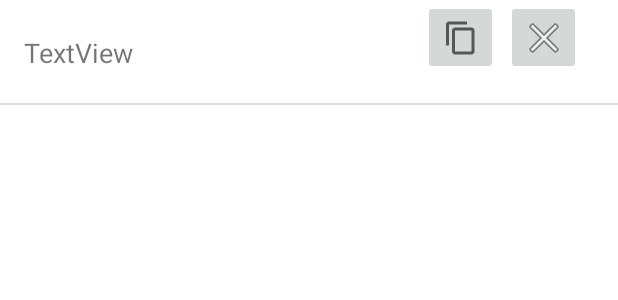
After one commit to mariogoilss/SmartWaiter, an Android app: the layout card_tables_item.xml on its own in the app's theme, with its tools: preview values and no code run, on a phone screen of 412 x 824 dp. The commit adds this screen. Shown: the top 300 px of the screen. Run offline under Robolectric (Android 15) with nearby library versions, the phone set to English and light mode, and no system bars.

Commit message:
CMT 29/11 16:41

```diff
--- a/app/src/main/java/com/example/smartwaiter/inteface/SaleItem.kt
+++ b/app/src/main/java/com/example/smartwaiter/inteface/SaleItem.kt
@@ -1,6 +1,5 @@
 package com.example.smartwaiter.inteface
 
 data class SaleItem (
-    var menuItem: MenuItem,
-    var amount: Int,
+    var menuItem:ArrayList<MenuItem>,
     var totalPrice: Double)
--- a/app/src/main/java/com/example/smartwaiter/menu/DrinkFragment.kt
+++ b/app/src/main/java/com/example/smartwaiter/menu/DrinkFragment.kt
@@ -116,7 +116,6 @@ class DrinkFragment : Fragment() {
     private fun loadDrinkFragment() {
         val builder = AlertDialog.Builder(context!!)
         val view = layoutInflater.inflate(R.layout.dialog_menu_item_add, null)
-
 
         // Fragments Elements
         val name = view.findViewById<TextView>(R.id.txtNameMenuDialog)!!
--- /dev/null
+++ b/app/src/main/res/layout/card_tables_item.xml
@@ -0,0 +1,58 @@
+<?xml version="1.0" encoding="utf-8"?>
+<androidx.constraintlayout.widget.ConstraintLayout xmlns:android="http://schemas.android.com/apk/res/android"
+    xmlns:app="http://schemas.android.com/apk/res-auto"
+    xmlns:tools="http://schemas.android.com/tools"
+    android:layout_width="match_parent"
+    android:layout_height="wrap_content">
+
+    <androidx.constraintlayout.widget.ConstraintLayout
+        android:layout_width="0dp"
+        android:layout_height="70dp"
+        app:layout_constraintBottom_toBottomOf="parent"
+        app:layout_constraintEnd_toEndOf="parent"
+        app:layout_constraintHorizontal_bias="0.0"
+        app:layout_constraintStart_toStartOf="parent"
+        app:layout_constraintTop_toTopOf="parent"
+        app:layout_constraintVertical_bias="0.0">
+
+        <View
+            android:id="@+id/divider2"
+            android:layout_width="match_parent"
+            android:layout_height="1dp"
+            android:background="?android:attr/listDivider"
+            app:layout_constraintBottom_toBottomOf="parent"
+            app:layout_constraintEnd_toEndOf="parent"
+            app:layout_constraintStart_toStartOf="parent" />
+
+        <TextView
+            android:id="@+id/txtNameTable"
+            android:layout_width="230dp"
+            android:layout_height="50dp"
+            android:gravity="center|left"
+            android:text="TextView"
+            android:textSize="18sp"
+            app:layout_constraintBottom_toBottomOf="parent"
+            app:layout_constraintEnd_toEndOf="parent"
+            app:layout_constraintHorizontal_bias="0.088"
+            app:layout_constraintStart_toStartOf="parent"
+            app:layout_constraintTop_toTopOf="parent" />
+
+        <ImageButton
+            android:id="@+id/btnDeleteTable"
+            android:layout_width="50dp"
+            android:layout_height="50dp"
+            android:layout_marginStart="5dp"
+            app:layout_constraintStart_toEndOf="@+id/btnPrintTable"
+            app:srcCompat="@android:drawable/ic_menu_close_clear_cancel"
+            tools:layout_editor_absoluteY="10dp" />
+
+        <ImageButton
+            android:id="@+id/btnPrintTable"
+            android:layout_width="50dp"
+            android:layout_height="50dp"
+            android:layout_marginStart="36dp"
+            app:layout_constraintStart_toEndOf="@+id/txtNameTable"
+            app:srcCompat="?attr/actionModeCopyDrawable"
+            tools:layout_editor_absoluteY="10dp" />
+    </androidx.constraintlayout.widget.ConstraintLayout>
+</androidx.constraintlayout.widget.ConstraintLayout>
--- a/app/src/main/res/layout/fragment_management.xml
+++ b/app/src/main/res/layout/fragment_management.xml
@@ -72,7 +72,7 @@
         app:layout_constraintTop_toBottomOf="@+id/imgPrueba">
 
         <TextView
-            android:id="@+id/textView19"
+            android:id="@+id/btnManageTables"
             android:layout_width="match_parent"
             android:layout_height="42dp"
             android:gravity="center|left"
@@ -97,4 +97,5 @@
             android:textSize="18sp" />
 
     </LinearLayout>
+
 </androidx.constraintlayout.widget.ConstraintLayout>
```
Also changed, not shown: app/src/main/AndroidManifest.xml (+8 -1 lines), app/src/main/java/com/example/smartwaiter/organizationBranch/ui/management/ManagementFragment.kt (+11 -2 lines), app/src/main/java/com/example/smartwaiter/organizationBranch/ui/tables/TablesActivity.kt (added, +12 -0 lines), app/src/main/res/layout/activity_tables.xml (added, +30 -0 lines).
